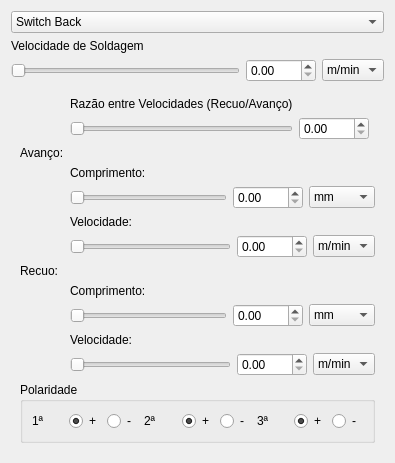
Qt form Source/ui/longitudinalwidget.ui (rafaelppires/weldway) before a commit.
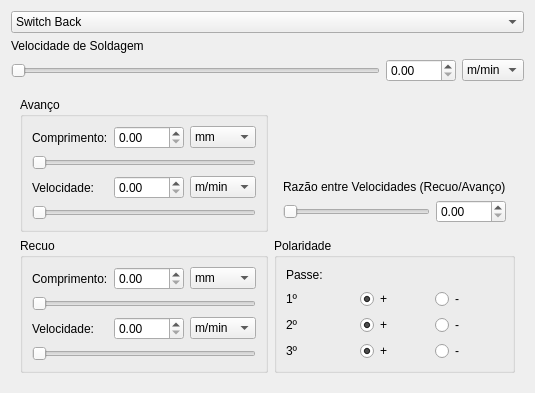
The same form after that commit.

Commit message: Switch back polarity execution was corrected longitudinalwidget form was redesigned

```diff
--- a/Source/ui/longitudinalwidget.ui
+++ b/Source/ui/longitudinalwidget.ui
@@ -6,15 +6,15 @@
    <rect>
     <x>0</x>
     <y>0</y>
-    <width>395</width>
-    <height>458</height>
+    <width>483</width>
+    <height>391</height>
    </rect>
   </property>
   <property name="windowTitle">
    <string>Form</string>
   </property>
-  <layout class="QVBoxLayout" name="verticalLayout">
-   <item>
+  <layout class="QGridLayout" name="gridLayout_6">
+   <item row="0" column="0">
     <widget class="QComboBox" name="longTrajectoryComboBox">
      <item>
       <property name="text">
@@ -28,7 +28,7 @@
      </item>
     </widget>
    </item>
-   <item>
+   <item row="1" column="0">
     <spacer name="verticalSpacer">
      <property name="orientation">
       <enum>Qt::Vertical</enum>
@@ -41,7 +41,7 @@
      </property>
     </spacer>
    </item>
-   <item>
+   <item row="2" column="0">
     <layout class="QGridLayout" name="gridLayout_11">
      <item row="2" column="1">
       <widget class="QDoubleSpinBox" name="sbWeldSpeedSpinBox">
@@ -96,7 +96,7 @@
      </item>
     </layout>
    </item>
-   <item>
+   <item row="3" column="0">
     <spacer name="verticalSpacer_2">
      <property name="orientation">
       <enum>Qt::Vertical</enum>
@@ -109,314 +109,274 @@
      </property>
     </spacer>
    </item>
-   <item>
+   <item row="4" column="0">
     <widget class="QWidget" name="advanceRetreatWidget" native="true">
-     <layout class="QVBoxLayout" name="verticalLayout_4">
-      <item>
-       <layout class="QGridLayout" name="gridLayout_9">
-        <item row="1" column="0">
-         <widget class="QLabel" name="label_5">
-          <property name="text">
-           <string>Avanço:</string>
-          </property>
-         </widget>
-        </item>
-        <item row="5" column="1">
-         <layout class="QGridLayout" name="gridLayout_7">
-          <item row="1" column="0">
-           <widget class="QSlider" name="bwLengthSlider">
-            <property name="maximum">
-             <number>300</number>
+     <layout class="QGridLayout" name="gridLayout_5">
+      <item row="1" column="0">
+       <widget class="QGroupBox" name="groupBox_2">
+        <property name="title">
+         <string>Avanço</string>
+        </property>
+        <layout class="QGridLayout" name="gridLayout_3">
+         <item row="0" column="2">
+          <widget class="QDoubleSpinBox" name="fwLengthSpinBox">
+           <property name="minimumSize">
+            <size>
+             <width>70</width>
+             <height>0</height>
+            </size>
+           </property>
+          </widget>
+         </item>
+         <item row="1" column="0" colspan="4">
+          <widget class="QSlider" name="fwLengthSlider">
+           <property name="maximum">
+            <number>300</number>
+           </property>
+           <property name="orientation">
+            <enum>Qt::Horizontal</enum>
+           </property>
+          </widget>
+         </item>
+         <item row="3" column="0" colspan="4">
+          <widget class="QSlider" name="fwSpeedSlider">
+           <property name="maximum">
+            <number>300</number>
+           </property>
+           <property name="orientation">
+            <enum>Qt::Horizontal</enum>
+           </property>
+          </widget>
+         </item>
+         <item row="2" column="0">
+          <widget class="QLabel" name="label_11">
+           <property name="text">
+            <string>Velocidade:</string>
+           </property>
+          </widget>
+         </item>
+         <item row="2" column="3">
+          <widget class="QComboBox" name="fwSpeedUnitComboBox">
+           <item>
+            <property name="text">
+             <string>m/min</string>
             </property>
-            <property name="orientation">
-             <enum>Qt::Horizontal</enum>
+           </item>
+           <item>
+            <property name="text">
+             <string>mm/s</string>
             </property>
-           </widget>
-          </item>
-          <item row="0" column="0">
-           <widget class="QLabel" name="label_10">
+           </item>
+           <item>
             <property name="text">
-             <string>Comprimento:</string>
+             <string>rpm</string>
             </property>
-           </widget>
-          </item>
-          <item row="1" column="1">
-           <widget class="QDoubleSpinBox" name="bwLengthSpinBox">
-            <property name="minimumSize">
-             <size>
-              <width>70</width>
-              <height>0</height>
-             </size>
+           </item>
+           <item>
+            <property name="text">
+             <string>rps</string>
             </property>
-           </widget>
-          </item>
-          <item row="1" column="2">
-           <widget class="QComboBox" name="bwLengthUnitComboBox">
-            <property name="sizeIncrement">
-             <size>
-              <width>0</width>
-              <height>0</height>
-             </size>
+           </item>
+          </widget>
+         </item>
+         <item row="2" column="2">
+          <widget class="QDoubleSpinBox" name="fwSpeedSpinBox">
+           <property name="minimumSize">
+            <size>
+             <width>70</width>
+             <height>0</height>
+            </size>
+           </property>
+          </widget>
+         </item>
+         <item row="0" column="3">
+          <widget class="QComboBox" name="fwLengthUnitComboBox">
+           <property name="sizeIncrement">
+            <size>
+             <width>0</width>
+             <height>0</height>
+            </size>
+           </property>
+           <item>
+            <property name="text">
+             <string>mm</string>
             </property>
-            <item>
-             <property name="text">
-              <string>mm</string>
-             </property>
-            </item>
-            <item>
-             <property name="text">
-              <string>cm</string>
-             </property>
-            </item>
-            <item>
-             <property name="text">
-              <string>m</string>
-             </property>
-            </item>
-            <item>
-             <property name="text">
-              <string>pulsos</string>
-             </property>
-            </item>
-            <item>
-             <property name="text">
-              <string>&quot;</string>
-             </property>
-            </item>
-           </widget>
-          </item>
-         </layout>
-        </item>
-        <item row="6" column="1">
-         <layout class="QGridLayout" name="gridLayout_4">
-          <item row="1" column="0">
-           <widget class="QSlider" name="bwSpeedSlider">
-            <property name="maximum">
-             <number>300</number>
+           </item>
+           <item>
+            <property name="text">
+             <string>cm</string>
             </property>
-            <property name="orientation">
-             <enum>Qt::Horizontal</enum>
+           </item>
+           <item>
+            <property name="text">
+             <string>m</string>
             </property>
-           </widget>
-          </item>
-          <item row="1" column="2">
-           <widget class="QComboBox" name="bwSpeedUnitComboBox">
-            <item>
-             <property name="text">
-              <string>m/min</string>
-             </property>
-            </item>
-            <item>
-             <property name="text">
-              <string>mm/s</string>
-             </property>
-            </item>
-            <item>
-             <property name="text">
-              <string>rpm</string>
-             </property>
-            </item>
-            <item>
-             <property name="text">
-              <string>rps</string>
-             </property>
-            </item>
-           </widget>
-          </item>
-          <item row="1" column="1">
-           <widget class="QDoubleSpinBox" name="bwSpeedSpinBox">
-            <property name="minimumSize">
-             <size>
-              <width>70</width>
-              <height>0</height>
-             </size>
+           </item>
+           <item>
+            <property name="text">
+             <string>pulsos</string>
             </property>
-           </widget>
-          </item>
-          <item row="0" column="0">
-           <widget class="QLabel" name="label_7">
+           </item>
+           <item>
             <property name="text">
-             <string>Velocidade:</string>
+             <string>&quot;</string>
             </property>
-           </widget>
-          </item>
-         </layout>
-        </item>
-        <item row="2" column="1">
-         <layout class="QGridLayout" name="gridLayout_5">
-          <item row="1" column="0">
-           <widget class="QSlider" name="fwLengthSlider">
-            <property name="maximum">
-             <number>300</number>
+           </item>
+          </widget>
+         </item>
+         <item row="0" column="0" colspan="2">
+          <widget class="QLabel" name="label_8">
+           <property name="text">
+            <string>Comprimento:</string>
+           </property>
+          </widget>
+         </item>
+        </layout>
+       </widget>
+      </item>
+      <item row="2" column="0">
+       <widget class="QGroupBox" name="groupBox">
+        <property name="title">
+         <string>Recuo</string>
+        </property>
+        <layout class="QGridLayout" name="gridLayout_2">
+         <item row="0" column="0">
+          <widget class="QLabel" name="label_10">
+           <property name="text">
+            <string>Comprimento:</string>
+           </property>
+          </widget>
+         </item>
+         <item row="0" column="1">
+          <widget class="QDoubleSpinBox" name="bwLengthSpinBox">
+           <property name="minimumSize">
+            <size>
+             <width>70</width>
+             <height>0</height>
+            </size>
+           </property>
+          </widget>
+         </item>
+         <item row="0" column="2">
+          <widget class="QComboBox" name="bwLengthUnitComboBox">
+           <property name="sizeIncrement">
+            <size>
+             <width>0</width>
+             <height>0</height>
+            </size>
+           </property>
+           <item>
+            <property name="text">
+             <string>mm</string>
             </property>
-            <property name="orientation">
-             <enum>Qt::Horizontal</enum>
+           </item>
+           <item>
+            <property name="text">
+             <string>cm</string>
             </property>
-           </widget>
-          </item>
-          <item row="1" column="1">
-           <widget class="QDoubleSpinBox" name="fwLengthSpinBox">
-            <property name="minimumSize">
-             <size>
-              <width>70</width>
-              <height>0</height>
-             </size>
+           </item>
+           <item>
+            <property name="text">
+             <string>m</string>
             </property>
-           </widget>
-          </item>
-          <item row="1" column="2">
-           <widget class="QComboBox" name="fwLengthUnitComboBox">
-            <property name="sizeIncrement">
-             <size>
-              <width>0</width>
-              <height>0</height>
-             </size>
+           </item>
+           <item>
+            <property name="text">
+             <string>pulsos</string>
             </property>
-            <item>
-             <property name="text">
-              <string>mm</string>
-             </property>
-            </item>
-            <item>
-             <property name="text">
-              <string>cm</string>
-             </property>
-            </item>
-            <item>
-             <property name="text">
-              <string>m</string>
-             </property>
-            </item>
-            <item>
-             <property name="text">
-              <string>pulsos</string>
-             </property>
-            </item>
-            <item>
-             <property name="text">
-              <string>&quot;</string>
-             </property>
-            </item>
-           </widget>
-          </item>
-          <item row="0" column="0">
-           <widget class="QLabel" name="label_8">
+           </item>
+           <item>
             <property name="text">
-             <string>Comprimento:</string>
+             <string>&quot;</string>
             </property>
-           </widget>
-          </item>
-         </layout>
-        </item>
-        <item row="4" column="0">
-         <widget class="QLabel" name="label_6">
-          <property name="text">
-           <string>Recuo:</string>
-          </property>
-         </widget>
-        </item>
-        <item row="3" column="1">
-         <layout class="QGridLayout" name="gridLayout_8">
-          <item row="1" column="1">
-           <widget class="QDoubleSpinBox" name="fwSpeedSpinBox">
-            <property name="minimumSize">
-             <size>
-              <width>70</width>
-              <height>0</height>
-             </size>
+           </item>
+          </widget>
+         </item>
+         <item row="1" column="0" colspan="3">
+          <widget class="QSlider" name="bwLengthSlider">
+           <property name="maximum">
+            <number>300</number>
+           </property>
+           <property name="orientation">
+            <enum>Qt::Horizontal</enum>
+           </property>
+          </widget>
+         </item>
+         <item row="2" column="0">
+          <widget class="QLabel" name="label_7">
+           <property name="text">
+            <string>Velocidade:</string>
+           </property>
+          </widget>
+         </item>
+         <item row="2" column="1">
+          <widget class="QDoubleSpinBox" name="bwSpeedSpinBox">
+           <property name="minimumSize">
+            <size>
+             <width>70</width>
+             <height>0</height>
+            </size>
+           </property>
+          </widget>
+         </item>
+         <item row="2" column="2">
+          <widget class="QComboBox" name="bwSpeedUnitComboBox">
+           <item>
+            <property name="text">
+             <string>m/min</string>
             </property>
-           </widget>
-          </item>
-          <item row="0" column="0">
-           <widget class="QLabel" name="label_11">
+           </item>
+           <item>
             <property name="text">
-             <string>Velocidade:</string>
+             <string>mm/s</string>
             </property>
-           </widget>
-          </item>
-          <item row="1" column="0">
-           <widget class="QSlider" name="fwSpeedSlider">
-            <property name="maximum">
-             <number>300</number>
+           </item>
+           <item>
+            <property name="text">
+             <string>rpm</string>
             </property>
-            <property name="orientation">
-             <enum>Qt::Horizontal</enum>
-            </property>
-           </widget>
-          </item>
-          <item row="1" column="2">
-           <widget class="QComboBox" name="fwSpeedUnitComboBox">
-            <item>
-             <property name="text">
-              <string>m/min</string>
-             </property>
-            </item>
-            <item>
-             <property name="text">
-              <string>mm/s</string>
-             </property>
-            </item>
-            <item>
-             <property name="text">
-              <string>rpm</string>
-             </property>
-            </item>
-            <item>
-             <property name="text">
-              <string>rps</string>
-             </property>
-            </item>
-           </widget>
-          </item>
-         </layout>
-        </item>
-        <item row="0" column="1">
-         <layout class="QGridLayout" name="gridLayout_19">
-          <item row="1" column="1">
-           <widget class="QDoubleSpinBox" name="speedRatioSpinBox">
-            <property name="minimumSize">
-             <size>
-              <width>70</width>
-              <height>0</height>
-             </size>
-            </property>
-           </widget>
-          </item>
-          <item row="1" column="0">
-           <widget class="QSlider" name="speedRatioSlider">
-            <property name="maximum">
-             <number>300</number>
-            </property>
-            <property name="orientation">
-             <enum>Qt::Horizontal</enum>
-            </property>
-           </widget>
-          </item>
-          <item row="0" column="0" colspan="3">
-           <widget class="QLabel" name="label_36">
+           </item>
+           <item>
             <property name="text">
-             <string>Razão entre Velocidades (Recuo/Avanço)</string>
+             <string>rps</string>
             </property>
-           </widget>
-          </item>
-         </layout>
-        </item>
-       </layout>
+           </item>
+          </widget>
+         </item>
+         <item row="3" column="0" colspan="3">
+          <widget class="QSlider" name="bwSpeedSlider">
+           <property name="maximum">
+            <number>300</number>
+           </property>
+           <property name="orientation">
+            <enum>Qt::Horizontal</enum>
+           </property>
+          </widget>
+         </item>
+        </layout>
+       </widget>
       </item>
-      <item>
+      <item row="2" column="1">
        <widget class="QGroupBox" name="polarityGroupBox">
         <property name="title">
          <string>Polaridade</string>
         </property>
         <layout class="QGridLayout" name="gridLayout">
-         <item row="0" column="0">
+         <item row="0" column="0" colspan="3">
+          <widget class="QLabel" name="label_4">
+           <property name="text">
+            <string>Passe:</string>
+           </property>
+          </widget>
+         </item>
+         <item row="1" column="0">
           <widget class="QLabel" name="label">
            <property name="text">
-            <string>1ª</string>
+            <string>1º</string>
            </property>
           </widget>
          </item>
-         <item row="0" column="1">
+         <item row="1" column="1">
           <widget class="QRadioButton" name="fstPosRadioButton">
            <property name="text">
             <string>+</string>
@@ -429,7 +389,7 @@
            </attribute>
           </widget>
          </item>
-         <item row="0" column="2">
+         <item row="1" column="2">
           <widget class="QRadioButton" name="fstNegRadioButton">
            <property name="text">
             <string>-</string>
@@ -442,14 +402,14 @@
            </attribute>
           </widget>
          </item>
-         <item row="0" column="3">
+         <item row="2" column="0">
           <widget class="QLabel" name="label_2">
            <property name="text">
-            <string>2ª</string>
+            <string>2º</string>
            </property>
           </widget>
          </item>
-         <item row="0" column="4">
+         <item row="2" column="1">
           <widget class="QRadioButton" name="SndPosRadioButton">
            <property name="text">
             <string>+</string>
@@ -462,7 +422,7 @@
            </attribute>
           </widget>
          </item>
-         <item row="0" column="5">
+         <item row="2" column="2">
           <widget class="QRadioButton" name="SndNegRadioButton">
            <property name="text">
             <string>-</string>
@@ -475,14 +435,14 @@
            </attribute>
           </widget>
          </item>
-         <item row="0" column="6">
+         <item row="3" column="0">
           <widget class="QLabel" name="label_3">
            <property name="text">
-            <string>3ª</string>
+            <string>3º</string>
            </property>
           </widget>
          </item>
-         <item row="0" column="7">
+         <item row="3" column="1">
           <widget class="QRadioButton" name="TrdPosRadioButton">
            <property name="text">
             <string>+</string>
@@ -495,7 +455,7 @@
            </attribute>
           </widget>
          </item>
-         <item row="0" column="8">
+         <item row="3" column="2">
           <widget class="QRadioButton" name="TrdNegRadioButton">
            <property name="text">
             <string>-</string>
@@ -511,6 +471,52 @@
         </layout>
        </widget>
       </item>
+      <item row="1" column="1">
+       <widget class="QWidget" name="widget" native="true">
+        <layout class="QGridLayout" name="gridLayout_4">
+         <item row="2" column="0">
+          <widget class="QSlider" name="speedRatioSlider">
+           <property name="maximum">
+            <number>300</number>
+           </property>
+           <property name="orientation">
+            <enum>Qt::Horizontal</enum>
+           </property>
+          </widget>
+         </item>
+         <item row="1" column="0" colspan="2">
+          <widget class="QLabel" name="label_36">
+           <property name="text">
+            <string>Razão entre Velocidades (Recuo/Avanço)</string>
+           </property>
+          </widget>
+         </item>
+         <item row="2" column="1">
+          <widget class="QDoubleSpinBox" name="speedRatioSpinBox">
+           <property name="minimumSize">
+            <size>
+             <width>70</width>
+             <height>0</height>
+            </size>
+           </property>
+          </widget>
+         </item>
+         <item row="0" column="0">
+          <spacer name="verticalSpacer_3">
+           <property name="orientation">
+            <enum>Qt::Vertical</enum>
+           </property>
+           <property name="sizeHint" stdset="0">
+            <size>
+             <width>20</width>
+             <height>40</height>
+            </size>
+           </property>
+          </spacer>
+         </item>
+        </layout>
+       </widget>
+      </item>
      </layout>
     </widget>
    </item>
```
Left out of the diff: 2 changed lines with no effect on the pictures. The commit also changes 2 other files.
